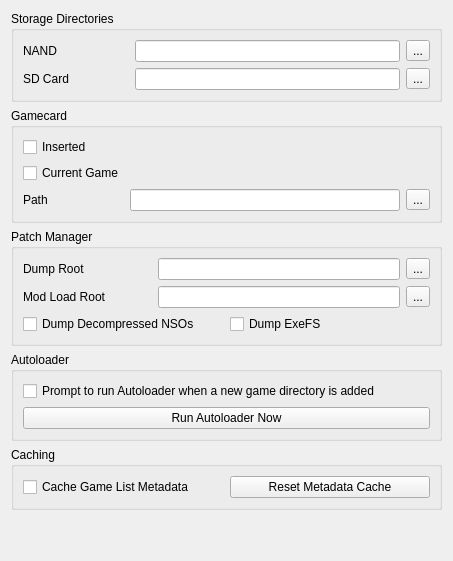
The window that src/citron/configuration/configure_filesystem.ui (citron-neo/emulator) describes before a commit, drawn with Qt 5.
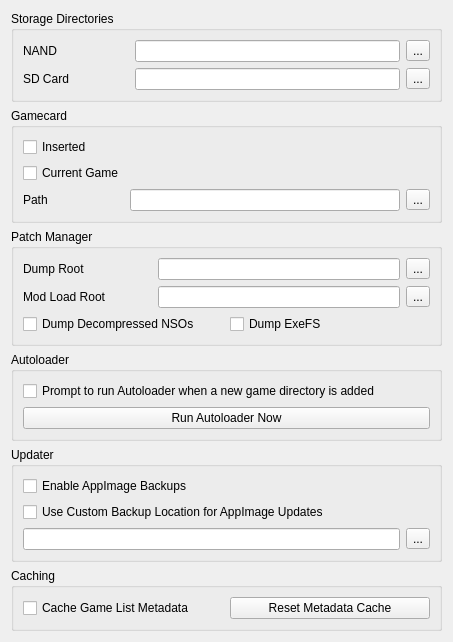
The same window after the commit.

Commit message: feat: Backup Paths & Disable Option for Linux

Diff of the .ui file:
```diff
--- a/src/citron/configuration/configure_filesystem.ui
+++ b/src/citron/configuration/configure_filesystem.ui
@@ -218,6 +218,39 @@
        </layout>
       </widget>
      </item>
+     <item>
+      <widget class="QGroupBox" name="updater_group">
+       <property name="title">
+        <string>Updater</string>
+       </property>
+       <layout class="QGridLayout" name="gridLayout_updater">
+        <item row="0" column="0" colspan="2">
+         <widget class="QCheckBox" name="enable_backups_checkbox">
+          <property name="text">
+           <string>Enable AppImage Backups</string>
+          </property>
+         </widget>
+        </item>
+        <item row="1" column="0">
+         <widget class="QCheckBox" name="custom_backup_location_checkbox">
+          <property name="text">
+           <string>Use Custom Backup Location for AppImage Updates</string>
+          </property>
+         </widget>
+        </item>
+        <item row="2" column="0">
+         <widget class="QLineEdit" name="custom_backup_location_edit"/>
+        </item>
+        <item row="2" column="1">
+         <widget class="QToolButton" name="custom_backup_location_button">
+          <property name="text">
+           <string>...</string>
+          </property>
+         </widget>
+        </item>
+       </layout>
+      </widget>
+     </item>
      <item>
       <widget class="QGroupBox" name="groupBox_5">
        <property name="title">
```
